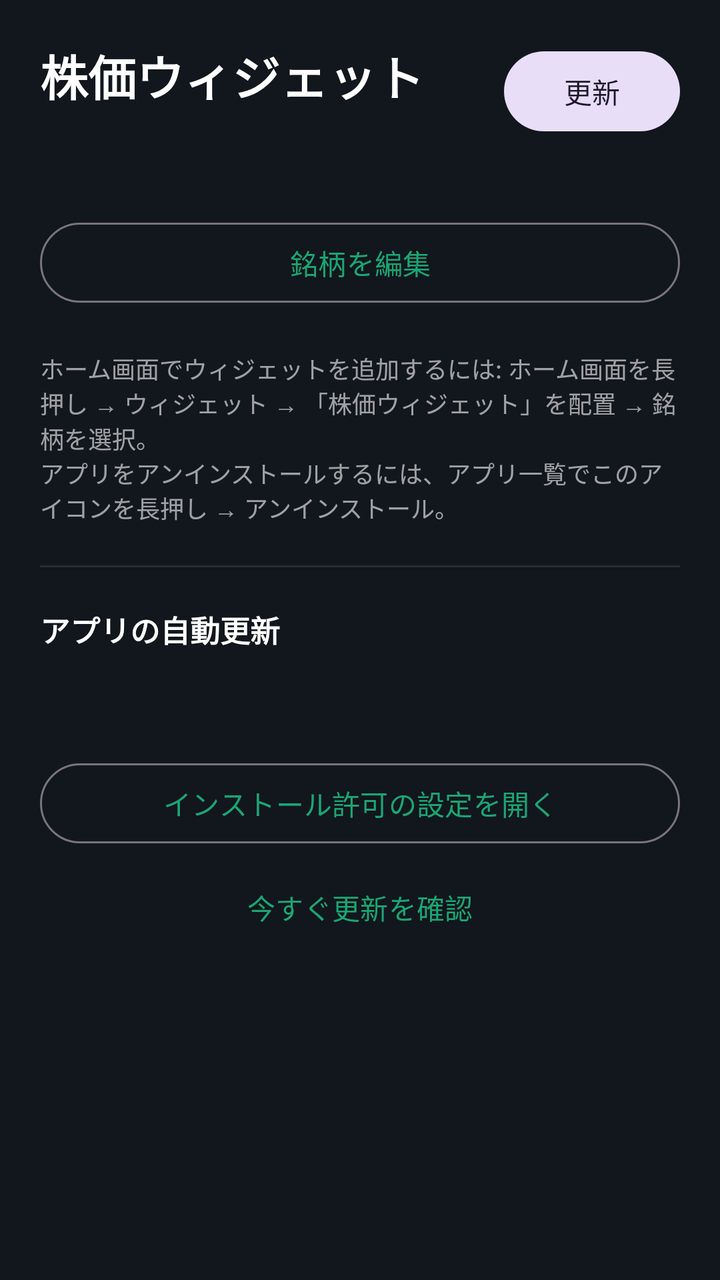
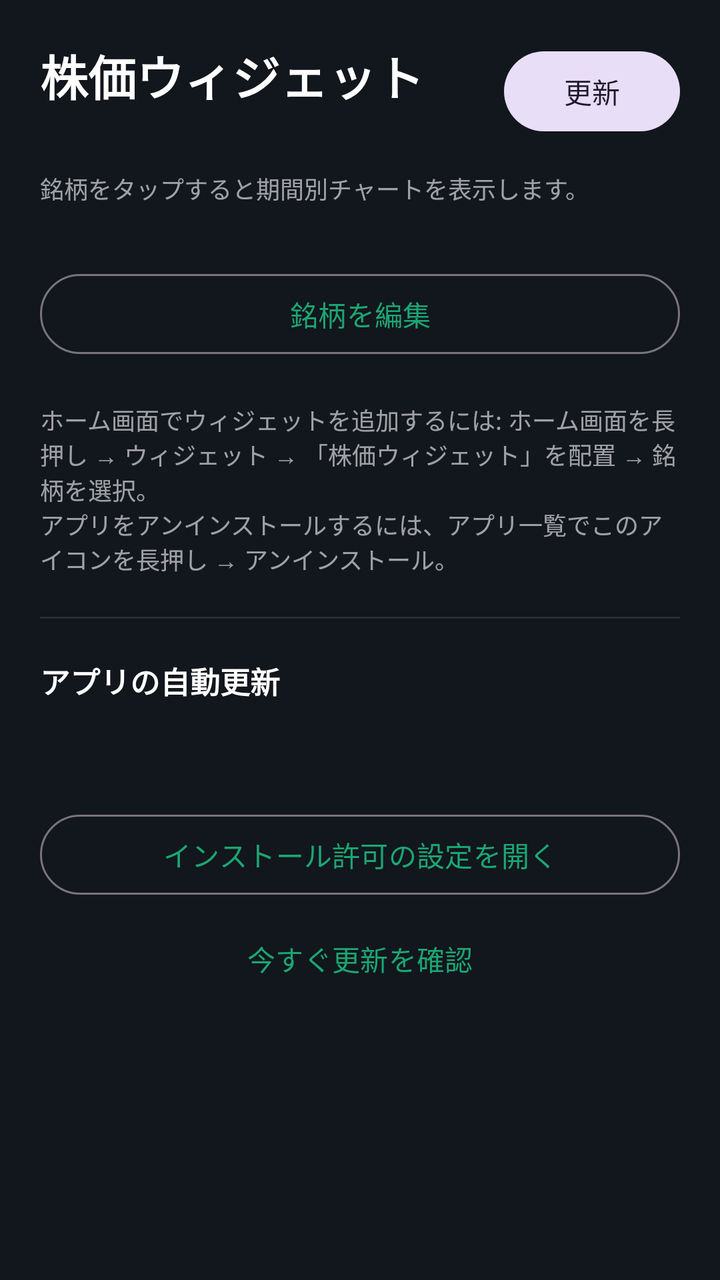

An Android layout rendered at two revisions. The XML below is the earlier revision; the diff shows what the commit changed to produce the second picture.
<!-- AndroidManifest.xml: activity theme Theme.StockWidget -->
<!-- res/layout/activity_main.xml -->
<?xml version="1.0" encoding="utf-8"?>
<FrameLayout
    xmlns:android="http://schemas.android.com/apk/res/android"
    android:layout_width="match_parent"
    android:layout_height="match_parent"
    android:background="#12161D">

    <ScrollView
        android:layout_width="match_parent"
        android:layout_height="match_parent"
        android:fillViewport="true">

        <LinearLayout
            android:layout_width="match_parent"
            android:layout_height="wrap_content"
            android:orientation="vertical"
            android:padding="20dp">

            <LinearLayout
                android:layout_width="match_parent"
                android:layout_height="wrap_content"
                android:orientation="horizontal"
                android:gravity="center_vertical">

                <LinearLayout
                    android:layout_width="0dp"
                    android:layout_height="wrap_content"
                    android:layout_weight="1"
                    android:orientation="vertical">

                    <TextView
                        android:layout_width="wrap_content"
                        android:layout_height="wrap_content"
                        android:text="@string/app_name"
                        android:textColor="#FFFFFF"
                        android:textSize="24sp"
                        android:textStyle="bold" />

                    <TextView
                        android:id="@+id/updated_at"
                        android:layout_width="wrap_content"
                        android:layout_height="wrap_content"
                        android:textColor="#99FFFFFF"
                        android:textSize="12sp" />
                </LinearLayout>

                <com.google.android.material.button.MaterialButton
                    android:id="@+id/refresh_button"
                    style="@style/Widget.Material3.Button.TonalButton"
                    android:layout_width="wrap_content"
                    android:layout_height="wrap_content"
                    android:text="@string/refresh" />
            </LinearLayout>

            <ProgressBar
                android:id="@+id/progress"
                android:layout_width="wrap_content"
                android:layout_height="wrap_content"
                android:layout_gravity="center_horizontal"
                android:layout_marginTop="24dp"
                android:visibility="gone" />

            <LinearLayout
                android:id="@+id/quotes_container"
                android:layout_width="match_parent"
                android:layout_height="wrap_content"
                android:orientation="vertical"
                android:layout_marginTop="16dp" />

            <com.google.android.material.button.MaterialButton
                android:id="@+id/edit_button"
                style="@style/Widget.Material3.Button.OutlinedButton"
                android:layout_width="match_parent"
                android:layout_height="wrap_content"
                android:layout_marginTop="20dp"
                android:text="@string/edit_watchlist" />

            <TextView
                android:layout_width="match_parent"
                android:layout_height="wrap_content"
                android:layout_marginTop="20dp"
                android:text="@string/widget_howto"
                android:textColor="#99FFFFFF"
                android:textSize="12sp" />

            <View
                android:layout_width="match_parent"
                android:layout_height="1dp"
                android:layout_marginTop="20dp"
                android:background="#33888888" />

            <TextView
                android:layout_width="match_parent"
                android:layout_height="wrap_content"
                android:layout_marginTop="20dp"
                android:text="@string/autoupdate_label"
                android:textColor="#FFFFFF"
                android:textStyle="bold"
                android:textSize="15sp" />

            <TextView
                android:id="@+id/version_text"
                android:layout_width="match_parent"
                android:layout_height="wrap_content"
                android:layout_marginTop="4dp"
                android:textColor="#99FFFFFF"
                android:textSize="12sp" />

            <TextView
                android:id="@+id/autoupdate_status"
                android:layout_width="match_parent"
                android:layout_height="wrap_content"
                android:layout_marginTop="6dp"
                android:textColor="#FFFFFF"
                android:textSize="13sp"
                android:textStyle="bold" />

            <com.google.android.material.button.MaterialButton
                android:id="@+id/autoupdate_button"
                style="@style/Widget.Material3.Button.OutlinedButton"
                android:layout_width="match_parent"
                android:layout_height="wrap_content"
                android:layout_marginTop="8dp"
                android:text="@string/autoupdate_button" />

            <com.google.android.material.button.MaterialButton
                android:id="@+id/check_update_button"
                style="@style/Widget.Material3.Button.TextButton"
                android:layout_width="match_parent"
                android:layout_height="wrap_content"
                android:layout_marginTop="4dp"
                android:text="@string/check_update_button" />

        </LinearLayout>

    </ScrollView>

</FrameLayout>
<!-- resources referenced by this layout -->
<resources>
  <string name="app_name">株価ウィジェット</string>
  <string name="autoupdate_button">インストール許可の設定を開く</string>
  <string name="autoupdate_label">アプリの自動更新</string>
  <string name="check_update_button">今すぐ更新を確認</string>
  <string name="edit_watchlist">銘柄を編集</string>
  <string name="refresh">更新</string>
  <string name="widget_howto">ホーム画面でウィジェットを追加するには: ホーム画面を長押し → ウィジェット → 「株価ウィジェット」を配置 → 銘柄を選択。\nアプリをアンインストールするには、アプリ一覧でこのアイコンを長押し → アンインストール。</string>
  <style name="Theme.StockWidget" parent="Theme.Material3.DayNight.NoActionBar">
          <item name="colorPrimary">#1BA672</item>
          <item name="colorOnPrimary">#FFFFFF</item>
      </style>
</resources>

<!-- the commit's change to res/layout/activity_main.xml (unified diff, before → after) -->
@@ -60,12 +60,20 @@
                 android:layout_marginTop="24dp"
                 android:visibility="gone" />
 
+            <TextView
+                android:layout_width="match_parent"
+                android:layout_height="wrap_content"
+                android:layout_marginTop="14dp"
+                android:text="@string/tap_for_chart"
+                android:textColor="#99FFFFFF"
+                android:textSize="12sp" />
+
             <LinearLayout
                 android:id="@+id/quotes_container"
                 android:layout_width="match_parent"
                 android:layout_height="wrap_content"
                 android:orientation="vertical"
-                android:layout_marginTop="16dp" />
+                android:layout_marginTop="10dp" />
 
             <com.google.android.material.button.MaterialButton
                 android:id="@+id/edit_button"
<!-- resource entries referenced after the edit -->
@@ -6,6 +6,7 @@
   <string name="check_update_button">今すぐ更新を確認</string>
   <string name="edit_watchlist">銘柄を編集</string>
   <string name="refresh">更新</string>
+  <string name="tap_for_chart">銘柄をタップすると期間別チャートを表示します。</string>
   <string name="widget_howto">ホーム画面でウィジェットを追加するには: ホーム画面を長押し → ウィジェット → 「株価ウィジェット」を配置 → 銘柄を選択。\nアプリをアンインストールするには、アプリ一覧でこのアイコンを長押し → アンインストール。</string>
   <style name="Theme.StockWidget" parent="Theme.Material3.DayNight.NoActionBar">
           <item name="colorPrimary">#1BA672</item>
